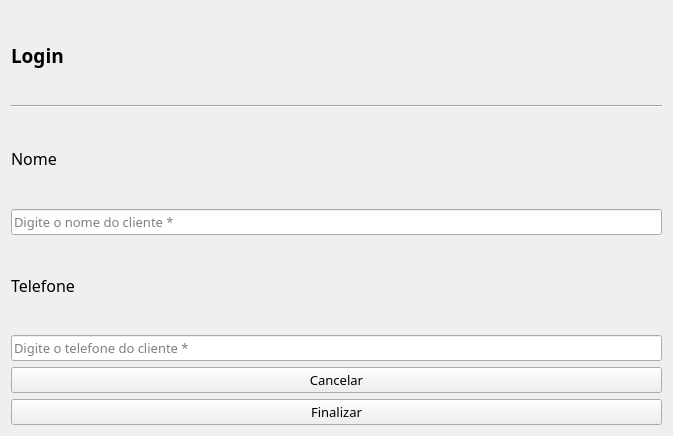
Above: view/tela_login.ui from imora97/Sistema-para-doceria before the change. Below: the same form after it.
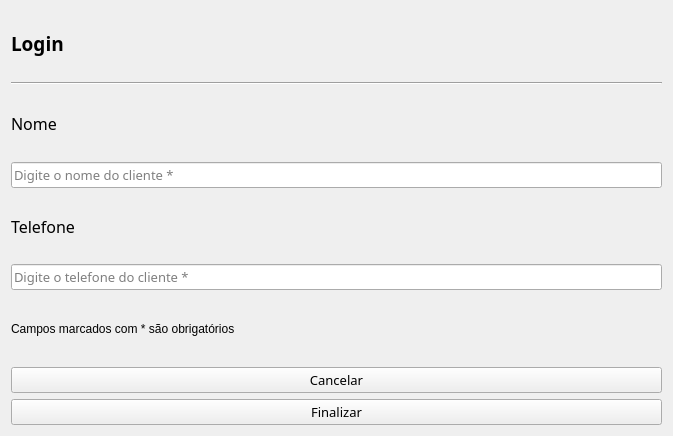
That is the form after the change.

```diff
--- a/view/tela_login.ui
+++ b/view/tela_login.ui
@@ -88,6 +88,13 @@
      </property>
     </widget>
    </item>
+   <item>
+    <widget class="QLabel" name="label_6">
+     <property name="text">
+      <string>Campos marcados com * são obrigatórios</string>
+     </property>
+    </widget>
+   </item>
    <item>
     <widget class="QPushButton" name="cancelar">
      <property name="font">
```
